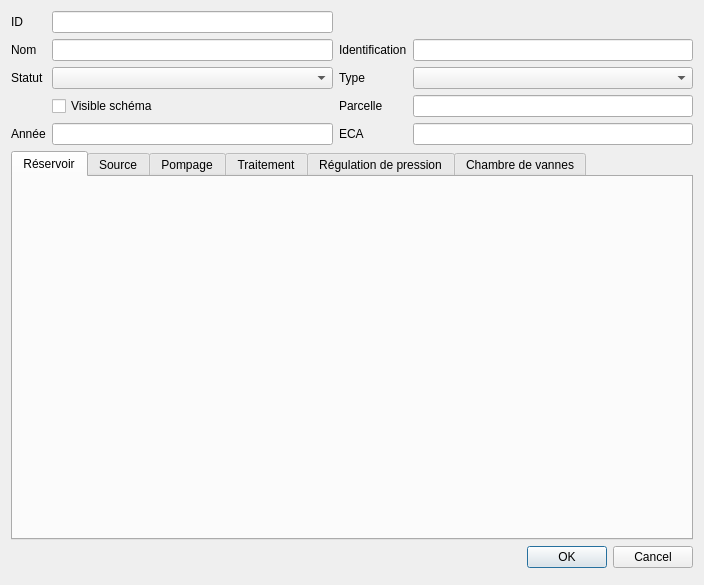
qwat/QWAT, file qgis-project/ui_forms/installation.ui: the form before one commit.
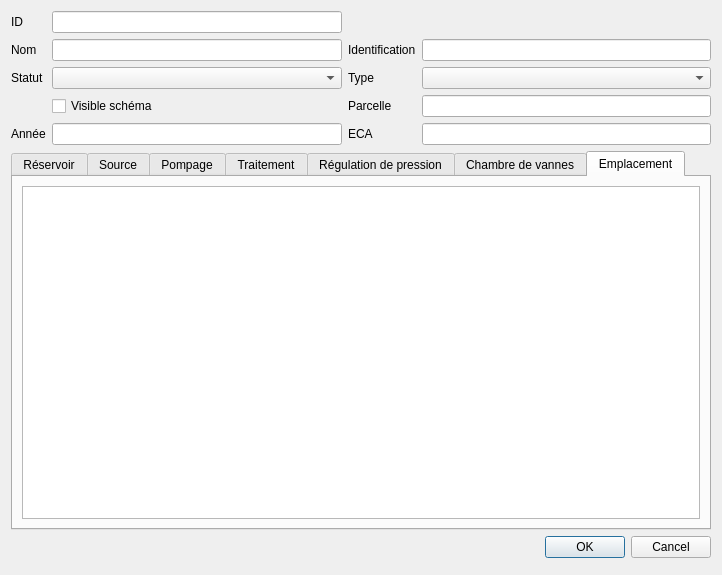
The form after the commit. The open tabs and pages were chosen to show the change.

Commit message: added Location tab to forms as complement to https://github.com/qwat/qwat-data-model/pull/42

Diff of the .ui file:
```diff
--- a/qgis-project/ui_forms/installation.ui
+++ b/qgis-project/ui_forms/installation.ui
@@ -6,8 +6,8 @@
    <rect>
     <x>0</x>
     <y>0</y>
-    <width>704</width>
-    <height>585</height>
+    <width>722</width>
+    <height>575</height>
    </rect>
   </property>
   <property name="windowTitle">
@@ -166,6 +166,20 @@
        </item>
       </layout>
      </widget>
+     <widget class="QWidget" name="tab_7">
+      <attribute name="title">
+       <string>Emplacement</string>
+      </attribute>
+      <layout class="QGridLayout" name="gridLayout_8">
+       <item row="0" column="0">
+        <layout class="QVBoxLayout" name="verticalLayout">
+         <item>
+          <widget class="QListWidget" name="fk_locationtype"/>
+         </item>
+        </layout>
+       </item>
+      </layout>
+     </widget>
     </widget>
    </item>
    <item row="4" column="2">
```
The commit also changes 3 other files.
